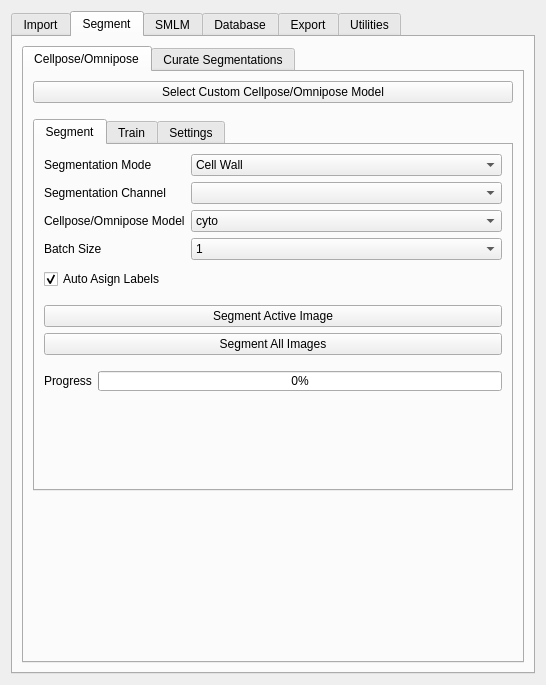
The window that src/napari_bacseg/GUI/gui.ui (piedrro/napari-bacseg) describes before a commit, drawn with Qt 5.
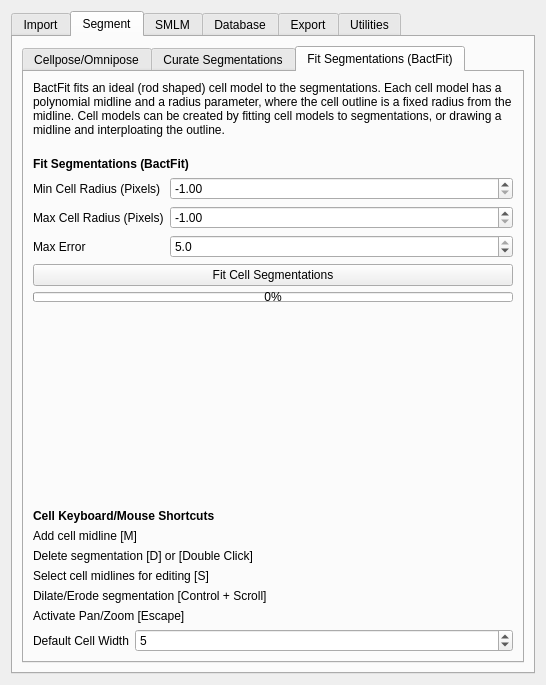
The same window after the commit. The open tabs and pages were chosen to show the change.

Commit message: added bactfit to bacseg

Patch:
```diff
--- a/src/napari_bacseg/GUI/gui.ui
+++ b/src/napari_bacseg/GUI/gui.ui
@@ -1781,6 +1781,227 @@
            </item>
           </layout>
          </widget>
+         <widget class="QWidget" name="tab_14">
+          <attribute name="title">
+           <string>Fit Segmentations (BactFit)</string>
+          </attribute>
+          <layout class="QVBoxLayout" name="verticalLayout_18">
+           <item>
+            <widget class="QLabel" name="label_29">
+             <property name="text">
+              <string>BactFit fits an ideal (rod shaped) cell model to the segmentations. Each cell model has a polynomial midline and a radius parameter, where the cell outline is a fixed radius from the midline. Cell models can be created by fitting cell models to segmentations, or drawing a midline and interploating the outline.</string>
+             </property>
+             <property name="wordWrap">
+              <bool>true</bool>
+             </property>
+            </widget>
+           </item>
+           <item>
+            <spacer name="verticalSpacer_10">
+             <property name="orientation">
+              <enum>Qt::Vertical</enum>
+             </property>
+             <property name="sizeType">
+              <enum>QSizePolicy::Minimum</enum>
+             </property>
+             <property name="sizeHint" stdset="0">
+              <size>
+               <width>458</width>
+               <height>14</height>
+              </size>
+             </property>
+            </spacer>
+           </item>
+           <item>
+            <widget class="QLabel" name="label_141">
+             <property name="font">
+              <font>
+               <weight>75</weight>
+               <bold>true</bold>
+              </font>
+             </property>
+             <property name="text">
+              <string>Fit Segmentations (BactFit)</string>
+             </property>
+            </widget>
+           </item>
+           <item>
+            <layout class="QFormLayout" name="formLayout_7">
+             <item row="0" column="0">
+              <widget class="QLabel" name="label_25">
+               <property name="text">
+                <string>Min Cell Radius (Pixels)</string>
+               </property>
+              </widget>
+             </item>
+             <item row="0" column="1">
+              <widget class="QDoubleSpinBox" name="fit_min_radius">
+               <property name="minimum">
+                <double>-1.000000000000000</double>
+               </property>
+               <property name="value">
+                <double>-1.000000000000000</double>
+               </property>
+              </widget>
+             </item>
+             <item row="1" column="0">
+              <widget class="QLabel" name="label_28">
+               <property name="text">
+                <string>Max Cell Radius (Pixels)</string>
+               </property>
+              </widget>
+             </item>
+             <item row="1" column="1">
+              <widget class="QDoubleSpinBox" name="fit_max_radius">
+               <property name="minimum">
+                <double>-1.000000000000000</double>
+               </property>
+               <property name="value">
+                <double>-1.000000000000000</double>
+               </property>
+              </widget>
+             </item>
+             <item row="2" column="0">
+              <widget class="QLabel" name="label_7">
+               <property name="text">
+                <string>Max Error</string>
+               </property>
+              </widget>
+             </item>
+             <item row="2" column="1">
+              <widget class="QDoubleSpinBox" name="fit_max_error">
+               <property name="decimals">
+                <number>1</number>
+               </property>
+               <property name="minimum">
+                <double>-1.000000000000000</double>
+               </property>
+               <property name="maximum">
+                <double>5.000000000000000</double>
+               </property>
+               <property name="singleStep">
+                <double>0.100000000000000</double>
+               </property>
+               <property name="value">
+                <double>5.000000000000000</double>
+               </property>
+              </widget>
+             </item>
+            </layout>
+           </item>
+           <item>
+            <widget class="QPushButton" name="fit_segmentations">
+             <property name="text">
+              <string>Fit Cell Segmentations</string>
+             </property>
+            </widget>
+           </item>
+           <item>
+            <widget class="QProgressBar" name="bactfit_progressbar">
+             <property name="sizePolicy">
+              <sizepolicy hsizetype="Minimum" vsizetype="Minimum">
+               <horstretch>0</horstretch>
+               <verstretch>0</verstretch>
+              </sizepolicy>
+             </property>
+             <property name="minimumSize">
+              <size>
+               <width>0</width>
+               <height>0</height>
+              </size>
+             </property>
+             <property name="maximumSize">
+              <size>
+               <width>16777215</width>
+               <height>10</height>
+              </size>
+             </property>
+             <property name="value">
+              <number>0</number>
+             </property>
+            </widget>
+           </item>
+           <item>
+            <spacer name="verticalSpacer_12">
+             <property name="orientation">
+              <enum>Qt::Vertical</enum>
+             </property>
+             <property name="sizeHint" stdset="0">
+              <size>
+               <width>458</width>
+               <height>209</height>
+              </size>
+             </property>
+            </spacer>
+           </item>
+           <item>
+            <widget class="QLabel" name="label_142">
+             <property name="font">
+              <font>
+               <weight>75</weight>
+               <bold>true</bold>
+              </font>
+             </property>
+             <property name="text">
+              <string>Cell Keyboard/Mouse Shortcuts</string>
+             </property>
+            </widget>
+           </item>
+           <item>
+            <widget class="QLabel" name="label_34">
+             <property name="text">
+              <string>Add cell midline [M]</string>
+             </property>
+            </widget>
+           </item>
+           <item>
+            <widget class="QLabel" name="label_56">
+             <property name="text">
+              <string>Delete segmentation [D] or [Double Click]</string>
+             </property>
+            </widget>
+           </item>
+           <item>
+            <widget class="QLabel" name="label_33">
+             <property name="text">
+              <string>Select cell midlines for editing [S]</string>
+             </property>
+            </widget>
+           </item>
+           <item>
+            <widget class="QLabel" name="label_38">
+             <property name="text">
+              <string>Dilate/Erode segmentation [Control + Scroll]</string>
+             </property>
+            </widget>
+           </item>
+           <item>
+            <widget class="QLabel" name="label_37">
+             <property name="text">
+              <string>Activate Pan/Zoom [Escape]</string>
+             </property>
+            </widget>
+           </item>
+           <item>
+            <layout class="QFormLayout" name="formLayout_10">
+             <item row="0" column="0">
+              <widget class="QLabel" name="label_53">
+               <property name="text">
+                <string>Default Cell Width</string>
+               </property>
+              </widget>
+             </item>
+             <item row="0" column="1">
+              <widget class="QSpinBox" name="default_cell_width">
+               <property name="value">
+                <number>5</number>
+               </property>
+              </widget>
+             </item>
+            </layout>
+           </item>
+          </layout>
+         </widget>
         </widget>
        </item>
       </layout>
```
Left out of the diff: 2 changed lines with no effect on the pictures. The commit also changes 14 other files.
